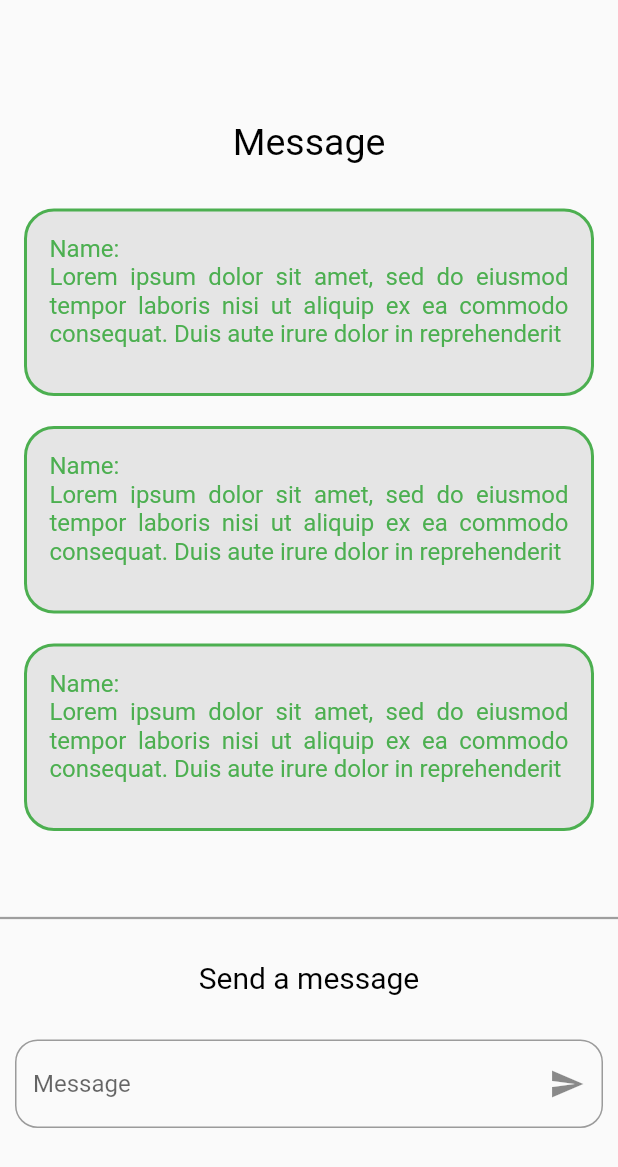
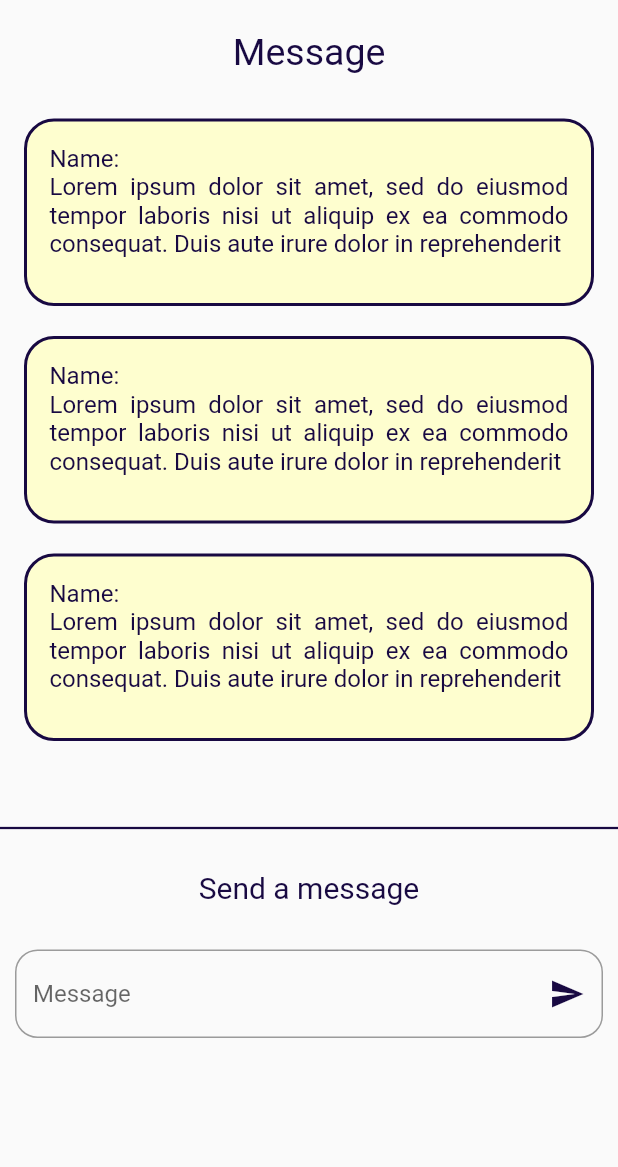
Before and after one commit to ahmadshakir21/flutter_class_assignment, a Flutter app: the Message screen opened directly, on a phone screen of 412 x 824 dp. Shown: the top 1167 px of the screen. Run offline on Flutter 3.47's test engine with Material 2 defaults, Android fonts, the phone set to English and light mode, and no system bars; our stand-ins replace font_awesome_flutter; network calls fail.

Commit message:
Fourth Commit

```diff
--- a/lib/message.dart
+++ b/lib/message.dart
@@ -6,15 +6,17 @@ class Message extends StatelessWidget {
 
   @override
   Widget build(BuildContext context) {
-    return Scaffold(
+    return SafeArea(
+      child: Scaffold(
         body: SingleChildScrollView(
           child: Column(children: [
             const Center(
                 child: Padding(
-            padding: EdgeInsets.only(top: 80, bottom: 30),
+              padding: EdgeInsets.only(top: 20, bottom: 30),
               child: Text(
                 "Message",
-              style: TextStyle(fontSize: 25 , color: Colors.black),
+                style: TextStyle(
+                    fontSize: 25, color: Color.fromARGB(255, 24, 9, 66)),
               ),
             )),
             Container(
@@ -22,13 +24,15 @@ class Message extends StatelessWidget {
               width: 380,
               decoration: BoxDecoration(
                   borderRadius: BorderRadius.circular(20),
-                color: Color.fromARGB(255, 229, 229, 229),
-                border: Border.all(width: 2, color: Colors.green)),
+                  color: Color.fromARGB(255, 254, 254, 207),
+                  border: Border.all(
+                      width: 2, color: Color.fromARGB(255, 24, 9, 66))),
               child: const Padding(
                 padding: EdgeInsets.all(15),
                 child: Text(
                   "Name:\nLorem ipsum dolor sit amet, sed do eiusmod tempor  laboris nisi ut aliquip ex ea commodo consequat. Duis aute irure dolor in reprehenderit",
-                style: TextStyle(fontSize: 16, color: Colors.green),
+                  style: TextStyle(
+                      fontSize: 16, color: Color.fromARGB(255, 24, 9, 66)),
                   textAlign: TextAlign.justify,
                 ),
               ),
@@ -41,13 +45,15 @@ class Message extends StatelessWidget {
               width: 380,
               decoration: BoxDecoration(
                   borderRadius: BorderRadius.circular(20),
-                color: const Color.fromARGB(255, 229, 229, 229),
-                border: Border.all(width: 2, color: Colors.green)),
+                  color: Color.fromARGB(255, 254, 254, 207),
+                  border: Border.all(
+                      width: 2, color: Color.fromARGB(255, 24, 9, 66))),
               child: const Padding(
                 padding: EdgeInsets.all(15),
                 child: Text(
                   "Name:\nLorem ipsum dolor sit amet, sed do eiusmod tempor  laboris nisi ut aliquip ex ea commodo consequat. Duis aute irure dolor in reprehenderit",
-                style: TextStyle(fontSize: 16, color: Colors.green),
+                  style: TextStyle(
+                      fontSize: 16, color: Color.fromARGB(255, 24, 9, 66)),
                   textAlign: TextAlign.justify,
                 ),
               ),
@@ -60,13 +66,15 @@ class Message extends StatelessWidget {
               width: 380,
               decoration: BoxDecoration(
                   borderRadius: BorderRadius.circular(20),
-                color: const Color.fromARGB(255, 229, 229, 229),
-                border: Border.all(width: 2, color: Colors.green)),
+                  color: Color.fromARGB(255, 254, 254, 207),
+                  border: Border.all(
+                      width: 2, color: Color.fromARGB(255, 24, 9, 66))),
               child: const Padding(
                 padding: EdgeInsets.all(15),
                 child: Text(
                   "Name:\nLorem ipsum dolor sit amet, sed do eiusmod tempor  laboris nisi ut aliquip ex ea commodo consequat. Duis aute irure dolor in reprehenderit",
-                style: TextStyle(fontSize: 16, color: Colors.green),
+                  style: TextStyle(
+                      fontSize: 16, color: Color.fromARGB(255, 24, 9, 66)),
                   textAlign: TextAlign.justify,
                 ),
               ),
@@ -74,12 +82,17 @@ class Message extends StatelessWidget {
             const SizedBox(
               height: 50,
             ),
-          const Divider(thickness: 1.5, color: Colors.grey),
+            const Divider(
+                thickness: 1.5, color: Color.fromARGB(255, 24, 9, 66)),
             const SizedBox(
               height: 20,
             ),
             const Center(
-            child: Text("Send a message" , style: TextStyle(fontSize: 20 , color: Colors.black),),
+              child: Text(
+                "Send a message",
+                style: TextStyle(
+                    fontSize: 20, color: Color.fromARGB(255, 24, 9, 66)),
+              ),
             ),
             const SizedBox(
               height: 20,
@@ -87,15 +100,21 @@ class Message extends StatelessWidget {
             Padding(
               padding: const EdgeInsets.all(10),
               child: TextField(
-
                   decoration: InputDecoration(
-                  suffixIcon: IconButton(onPressed: (){},icon:const Icon(Icons.send)),
+                      suffixIcon: IconButton(
+                          onPressed: () {},
+                          icon: const Icon(
+                            Icons.send,
+                            color: Color.fromARGB(255, 24, 9, 66),
+                          )),
                       hintText: 'Message',
                       border: OutlineInputBorder(
                           borderRadius: BorderRadius.circular(15),
-                        borderSide: const BorderSide(color: Colors.black)))),
+                          borderSide: const BorderSide(
+                              color: Color.fromARGB(255, 24, 9, 66))))),
             ),
           ]),
+        ),
       ),
     );
   }
```
Also changed, not shown: lib/main.dart (+25 -29 lines). Lines whose indentation alone changed are shown as unchanged.
